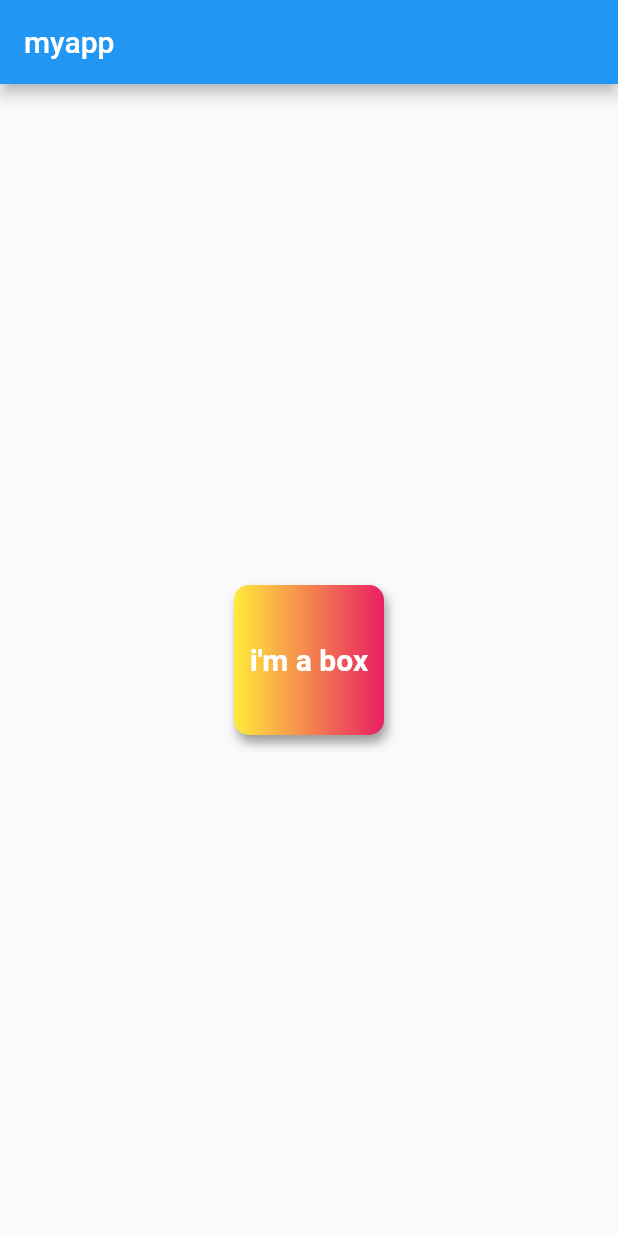
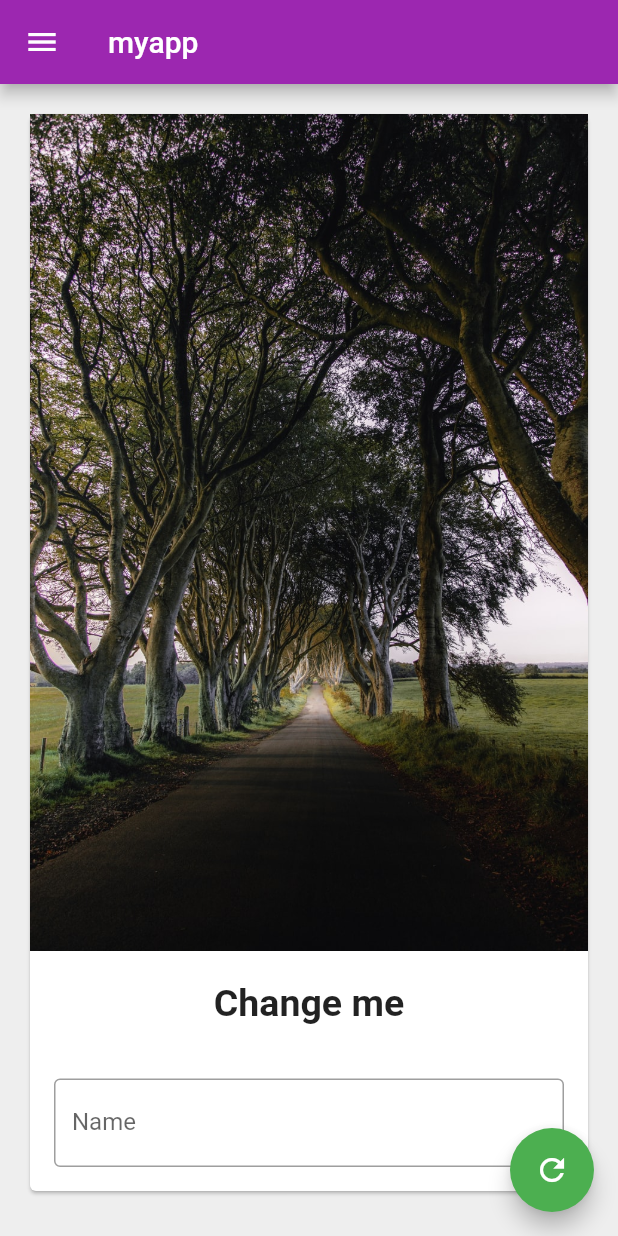
Before and after one commit to tsaurav18/FirstflutterProject, a Flutter app: the screen it shows after launch, on a phone screen of 412 x 824 dp. Run offline on Flutter 3.47's test engine with Material 2 defaults, Android fonts, the phone set to English and light mode, and no system bars.

Commit message:
chapter4 completed

```diff
--- a/lib/main.dart
+++ b/lib/main.dart
@@ -1,44 +1,115 @@
 import 'package:flutter/material.dart';
 
 void main() {
-  runApp(MaterialApp(
+  runApp(
+    MaterialApp(
       title: "myapp",
       home: HomePage(),
-  ));
+      theme: ThemeData(primarySwatch: Colors.purple),
+    ),
+  );
 }
 
-class HomePage extends StatelessWidget {
+class HomePage extends StatefulWidget {
+  @override
+  _HomePageState createState() => _HomePageState();
+}
+
+class _HomePageState extends State<HomePage> {
+  TextEditingController _nameContoller = TextEditingController();
+  var myText = 'Change me';
+  @override
+  void initState() {
+    super.initState();
+  }
+
   @override
   Widget build(BuildContext context) {
     return Scaffold(
+      backgroundColor: Colors.grey[200],
       appBar: AppBar(
         title: Text("myapp"),
       ),
-        body: Center(
-          child: Container(
-            padding: const EdgeInsets.all(8),
-            alignment: Alignment.center,
-            width: 100,
-            height: 100,
-            decoration: BoxDecoration(
-                borderRadius: BorderRadius.circular(10),
-                boxShadow: [
-                  BoxShadow(
-                      color: Colors.grey,
-                      blurRadius: 5,
-                      offset: Offset(2.0, 5.0)),
+      body: Padding(
+        padding: const EdgeInsets.all(16.0),
+        child: SingleChildScrollView(
+          child: Card(
+            child: Column(
+              children: <Widget>[
+                Image.asset(
+                  "assets/bg.jpeg",
+                  fit: BoxFit.cover,
+                ),
+                SizedBox(
+                  height: 20,
+                ),
+                Text(
+                  myText,
+                  style: TextStyle(fontSize: 25, fontWeight: FontWeight.bold),
+                ),
+                SizedBox(
+                  height: 20,
+                ),
+                Padding(
+                  padding: const EdgeInsets.all(16.0),
+                  child: TextField(
+                    controller: _nameContoller,
+                    decoration: InputDecoration(
+                        hintText: "Enter Your name",
+                        labelText: "Name",
+                        border: OutlineInputBorder()),
+                  ),
+                )
               ],
-                color: Colors.teal,
-                gradient: LinearGradient(colors: [Colors.yellow, Colors.pink])),
-            child: Text(
-              "i'm a box",
-              textAlign: TextAlign.center,
-              style: TextStyle(
-                  color: Colors.white,
-                  fontWeight: FontWeight.bold,
-                  fontSize: 20),
             ),
           ),
-        ));
+        ),
+      ),
+      drawer: Drawer(
+        child: ListView(
+          padding: EdgeInsets.zero,
+          children: [
+            UserAccountsDrawerHeader(
+              accountName: Text("saurav"),
+              accountEmail: Text("tsaurav1711@gmail.com"),
+              currentAccountPicture: CircleAvatar(
+                backgroundImage: NetworkImage(
+                    "https://images.unsplash.com/photo-1568602471122-7832951cc4c5?ixid=MnwxMjA3fDB8MHxwaG90by1wYWdlfHx8fGVufDB8fHx8&ixlib=rb-1.2.1&auto=format&fit=crop&w=2100&q=80"),
+              ),
+            ),
+
+            // DrawerHeader(
+            //   child: Text(
+            //     "hi i am drawer",
+            //     style: TextStyle(color: Colors.white),
+            //   ),
+
+            //   decoration: BoxDecoration(color: Colors.purple),
+            // ),
+            ListTile(
+              leading: Icon(Icons.person),
+              title: Text("Account"),
+              subtitle: Text("personal"),
+              trailing: Icon(Icons.edit),
+            ),
+            ListTile(
+              leading: Icon(Icons.email),
+              title: Text("Email"),
+              subtitle: Text("tsaurav18@gmail.com"),
+              trailing: Icon(Icons.send),
+            ),
+          ],
+        ),
+      ),
+      floatingActionButtonLocation: FloatingActionButtonLocation.endFloat,
+      floatingActionButton: FloatingActionButton(
+        onPressed: () {
+          myText = _nameContoller.text;
+          setState(() {});
+        },
+        child: Icon(Icons.refresh),
+        backgroundColor: Colors.green,
+      ),
+    );
   }
 }
```
Also changed, not shown: pubspec.yaml (+2 -5 lines), assets/bg.jpeg (added). Lines whose indentation alone changed are shown as unchanged.
